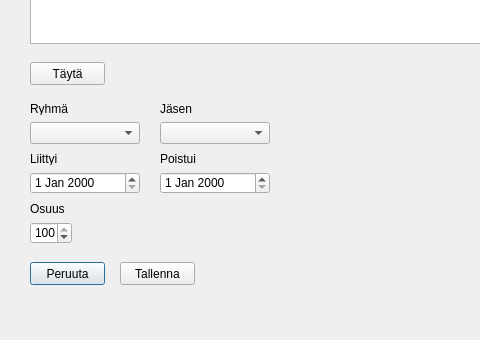
This is editMembershipDialog.ui in eeroleppalehto/Jahtirekisteri as Qt 5 draws it before an edit; both pictures show x 0 to 480 and y 188 to 528 of the 697 by 528 pixel window. The edited form follows.
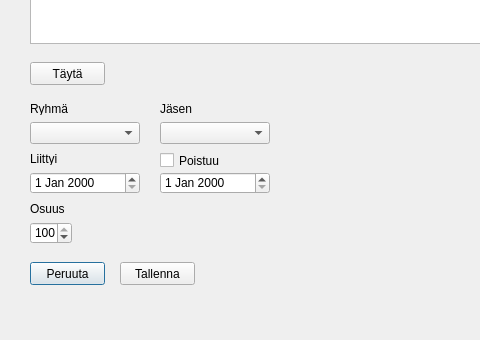
This is the edited form.

```diff
--- a/editMembershipDialog.ui
+++ b/editMembershipDialog.ui
@@ -75,19 +75,6 @@
     <string>Liittyi</string>
    </property>
   </widget>
-  <widget class="QLabel" name="label_5">
-   <property name="geometry">
-    <rect>
-     <x>160</x>
-     <y>340</y>
-     <width>60</width>
-     <height>13</height>
-    </rect>
-   </property>
-   <property name="text">
-    <string>Poistui</string>
-   </property>
-  </widget>
   <widget class="QDateEdit" name="editMembershipExitDateEdit">
    <property name="geometry">
     <rect>
@@ -202,6 +189,19 @@
     </rect>
    </property>
   </widget>
+  <widget class="QCheckBox" name="editMembershipExitCheckBox">
+   <property name="geometry">
+    <rect>
+     <x>160</x>
+     <y>340</y>
+     <width>70</width>
+     <height>17</height>
+    </rect>
+   </property>
+   <property name="text">
+    <string>Poistuu</string>
+   </property>
+  </widget>
  </widget>
  <resources/>
  <connections/>
```
